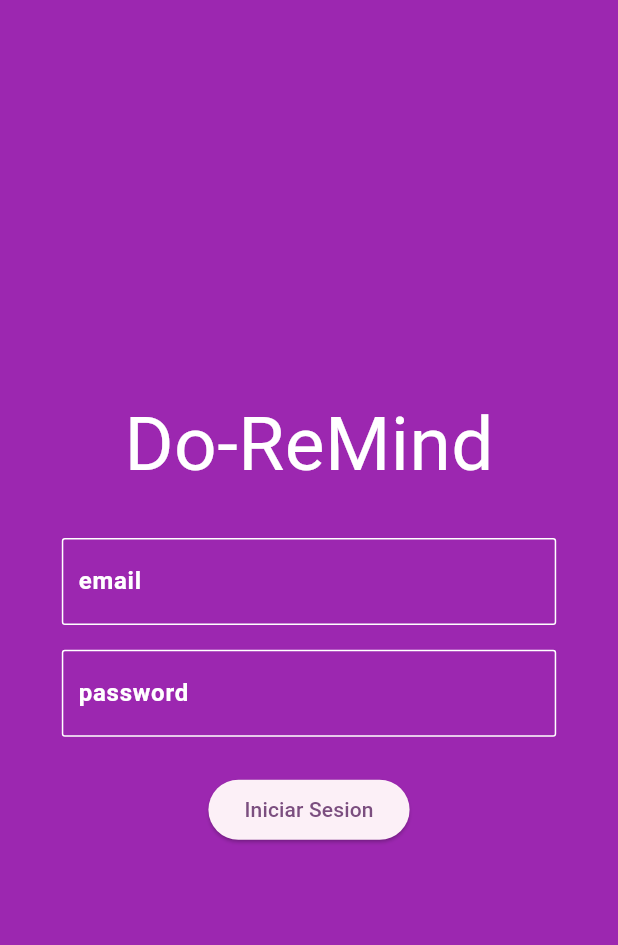
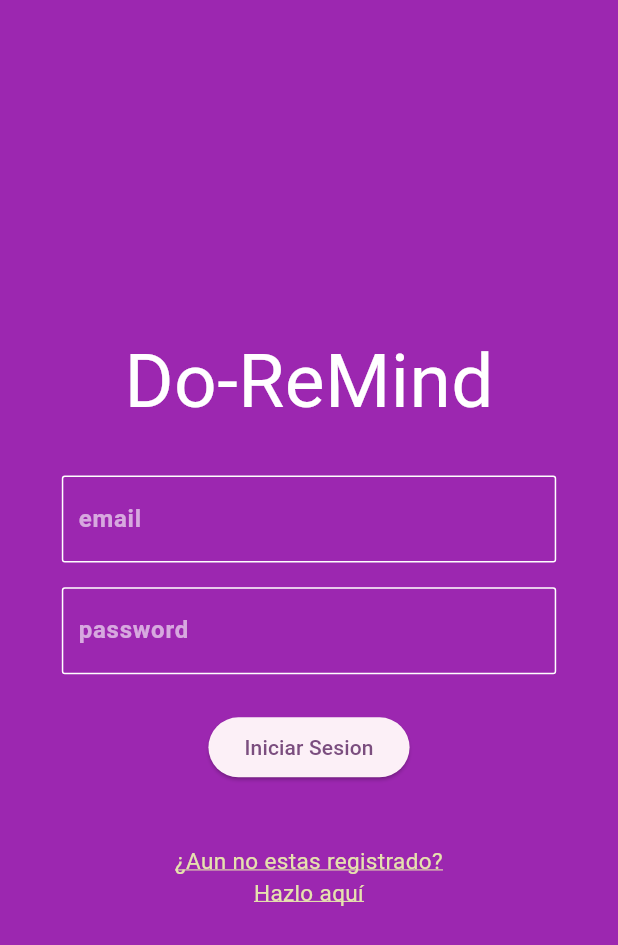
Before and after one commit to MiguelMestra/DoReMind, a Flutter app: the LoginView screen opened by its route, on a phone screen of 412 x 824 dp. Shown: the top 945 px of the screen. Run offline on Flutter 3.47's test engine with Material 3 defaults, Android fonts, the phone set to English and light mode, and no system bars; our stand-ins replace audioplayers, firebase_auth, firebase_core; missing offline and left inert: soundpool; accounts and stored records are empty.

Commit message:
configurate Login firebase

```diff
--- a/lib/Views/login_view.dart
+++ b/lib/Views/login_view.dart
@@ -1,12 +1,22 @@
+import 'package:do_re_mind/Utils/auth.dart';
 import 'package:do_re_mind/Views/modules_view.dart';
+import 'package:do_re_mind/Views/registration_view.dart';
 import 'package:flutter/material.dart';
 
-class LoginView extends StatelessWidget {
+class LoginView extends StatefulWidget {
   const LoginView({super.key});
   static String id = 'login_view';
 
   @override
+  State<LoginView> createState() => _LoginViewState();
+}
+
+class _LoginViewState extends State<LoginView> {
+  final AuthService _auth = AuthService();
+  @override
   Widget build(BuildContext context) {
+    final emailController = TextEditingController();
+    final passwordController = TextEditingController();
     final size = MediaQuery.of(context).size;
     return Scaffold(
       backgroundColor: Colors.purple,
@@ -37,13 +47,15 @@ class LoginView extends StatelessWidget {
                     borderRadius: BorderRadius.circular(2),
                     border: Border.all(color: Colors.white)),
                 child: TextField(
+                  controller: emailController,
                   keyboardType: TextInputType.emailAddress,
                   decoration: const InputDecoration(
                       border: InputBorder.none,
                       labelText: 'email',
                       labelStyle: TextStyle(
-                          color: Colors.white, fontWeight: FontWeight.w700)),
+                          color: Colors.white60, fontWeight: FontWeight.w700)),
                   onChanged: (value) {},
+                  style: const TextStyle(color: Colors.white)
                 ),
               ),
             ),
@@ -62,19 +74,40 @@ class LoginView extends StatelessWidget {
                     borderRadius: BorderRadius.circular(2),
                     border: Border.all(color: Colors.white)),
                 child: TextField(
-                  keyboardType: TextInputType.emailAddress,
+                  obscureText: true,
+                  controller: passwordController,
+                  keyboardType: TextInputType.visiblePassword,
                   decoration: const InputDecoration(
                       border: InputBorder.none,
                       labelText: 'password',
                       labelStyle: TextStyle(
-                          color: Colors.white, fontWeight: FontWeight.w700)),
+                          color: Colors.white60, fontWeight: FontWeight.w700)),
                   onChanged: (value) {},
+                  style: const TextStyle(color: Colors.white),
                 ),
               ),
             ),
             ElevatedButton(
-                onPressed: () => {Navigator.pushNamed(context, ModulesView.id)},
-                child: const Text('Iniciar Sesion'))
+                onPressed: () async {
+                  String email = emailController.text;
+                  String password = emailController.text;
+                  var result = await _auth.singInEmailAndPassword(email, password);
+                  if (result ==1 ){
+                    print('Usuario no existente');
+                  }else if (result ==2){
+                    print('Contraseña equivocada');
+                  }else if (result!=null){
+                    Navigator.pushNamed(context, ModulesView.id);
+                  }},
+                child: const Text('Iniciar Sesion')),
+
+            SizedBox(height: size.height*0.05,),
+            GestureDetector(
+              child: const Text("¿Aun no estas registrado?\nHazlo aquí",
+            style: TextStyle(color: Color.fromARGB(255, 230, 226, 174), fontSize: 15, decoration: TextDecoration.underline, decorationColor:  Color.fromARGB(255, 230, 226, 174), decorationThickness: 1),
+            textAlign: TextAlign.center,),
+              onTap: () => {Navigator.pushNamed(context, RegistrationView.id)},
+            )
           ],
         ),
       ),
--- a/lib/main.dart
+++ b/lib/main.dart
@@ -1,4 +1,3 @@
-import 'package:do_re_mind/Views/registration_view.dart';
 import 'package:do_re_mind/firebase_options.dart';
 import 'package:do_re_mind/router/routes.dart';
 import 'package:do_re_mind/views/login_view.dart';
@@ -22,7 +21,7 @@ class MyApp extends StatelessWidget {
       theme: ThemeData(
           colorScheme: ColorScheme.fromSeed(seedColor: Colors.purple),
           useMaterial3: true),
-      initialRoute: RegistrationView.id,
+      initialRoute: LoginView.id,
       routes: customRoutes,
     );
   }
```
Also changed, not shown: lib/Views/registration_view.dart (+25 -10 lines).
